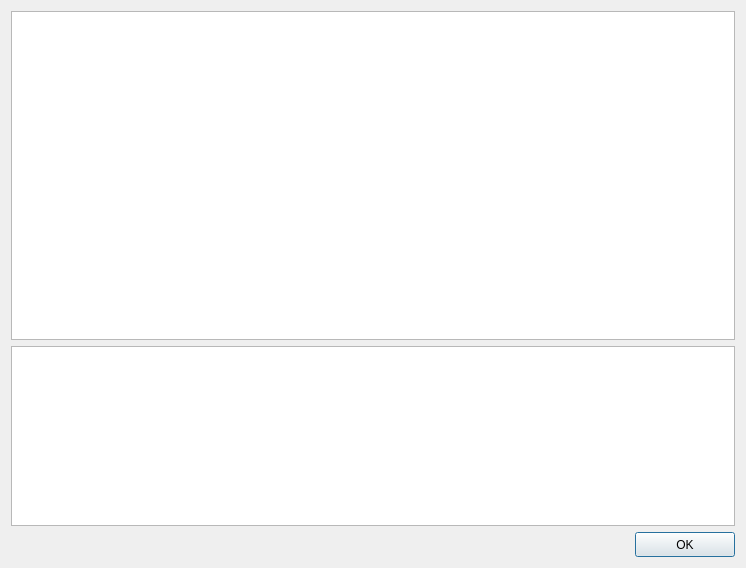
Old version of the form ui/help.ui in the repository garzol/wiflip.
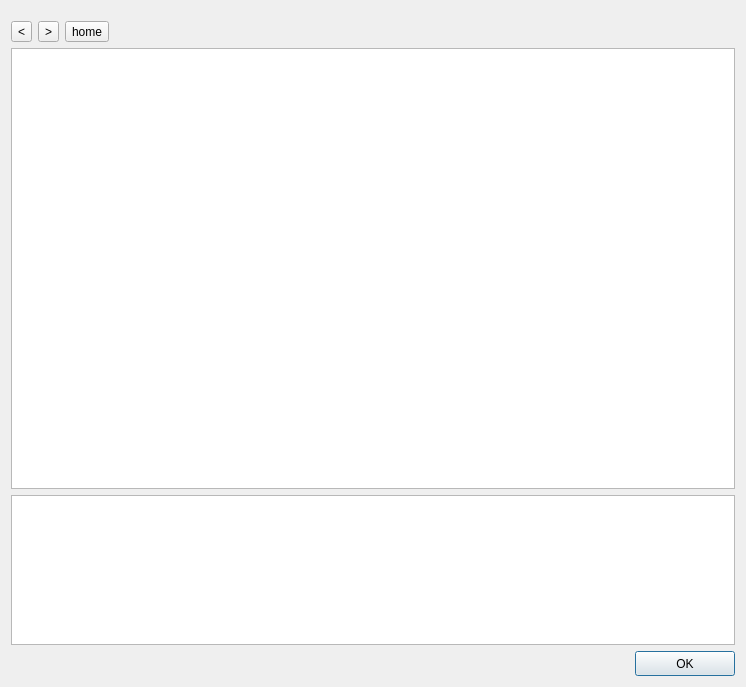
New version of the form.

Commit message: improvement of help window

What changed in the file:
```diff
--- a/ui/help.ui
+++ b/ui/help.ui
@@ -7,7 +7,7 @@
     <x>0</x>
     <y>0</y>
     <width>746</width>
-    <height>568</height>
+    <height>687</height>
    </rect>
   </property>
   <property name="windowTitle">
@@ -18,6 +18,25 @@
   </property>
   <layout class="QGridLayout" name="gridLayout">
    <item row="1" column="0">
+    <widget class="QTextBrowser" name="textBrowser_2">
+     <property name="sizePolicy">
+      <sizepolicy hsizetype="Expanding" vsizetype="Expanding">
+       <horstretch>0</horstretch>
+       <verstretch>0</verstretch>
+      </sizepolicy>
+     </property>
+     <property name="minimumSize">
+      <size>
+       <width>0</width>
+       <height>300</height>
+      </size>
+     </property>
+     <property name="openExternalLinks">
+      <bool>true</bool>
+     </property>
+    </widget>
+   </item>
+   <item row="2" column="0">
     <widget class="QTextBrowser" name="textBrowser">
      <property name="sizePolicy">
       <sizepolicy hsizetype="Expanding" vsizetype="MinimumExpanding">
@@ -28,12 +47,12 @@
      <property name="maximumSize">
       <size>
        <width>16777215</width>
-       <height>180</height>
+       <height>150</height>
       </size>
      </property>
     </widget>
    </item>
-   <item row="2" column="0">
+   <item row="3" column="0">
     <layout class="QHBoxLayout" name="horizontalLayout">
      <item>
       <spacer name="horizontalSpacer">
@@ -64,23 +83,48 @@
     </layout>
    </item>
    <item row="0" column="0">
-    <widget class="QTextBrowser" name="textBrowser_2">
-     <property name="sizePolicy">
-      <sizepolicy hsizetype="Expanding" vsizetype="Expanding">
-       <horstretch>0</horstretch>
-       <verstretch>0</verstretch>
-      </sizepolicy>
+    <layout class="QHBoxLayout" name="horizontalLayout_2">
+     <property name="topMargin">
+      <number>10</number>
      </property>
-     <property name="minimumSize">
-      <size>
-       <width>0</width>
-       <height>300</height>
-      </size>
+     <property name="rightMargin">
+      <number>0</number>
      </property>
-     <property name="openExternalLinks">
-      <bool>true</bool>
-     </property>
-    </widget>
+     <item>
+      <widget class="QToolButton" name="toolButton_3">
+       <property name="text">
+        <string>&lt;</string>
+       </property>
+      </widget>
+     </item>
+     <item>
+      <widget class="QToolButton" name="toolButton_2">
+       <property name="text">
+        <string>&gt;</string>
+       </property>
+      </widget>
+     </item>
+     <item>
+      <widget class="QToolButton" name="toolButton">
+       <property name="text">
+        <string>home</string>
+       </property>
+      </widget>
+     </item>
+     <item>
+      <spacer name="horizontalSpacer_2">
+       <property name="orientation">
+        <enum>Qt::Horizontal</enum>
+       </property>
+       <property name="sizeHint" stdset="0">
+        <size>
+         <width>40</width>
+         <height>20</height>
+        </size>
+       </property>
+      </spacer>
+     </item>
+    </layout>
    </item>
   </layout>
  </widget>
```
The commit also changes 11 other files.
